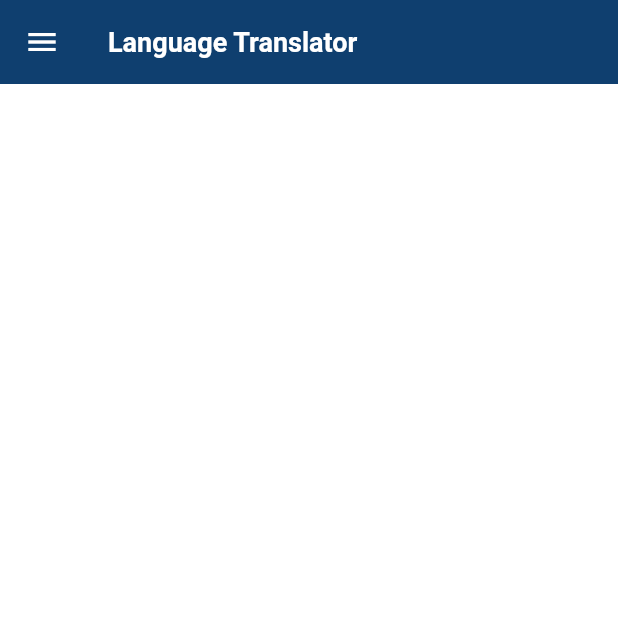
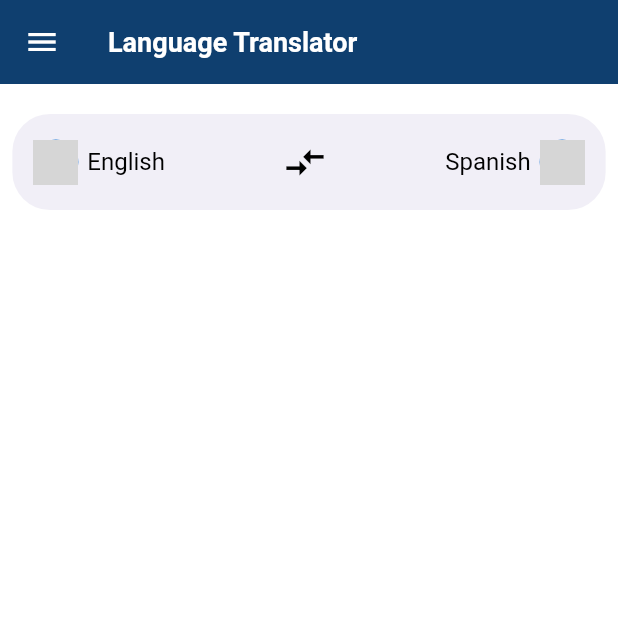
Before and after one commit to MohmaedSobhy/Translate-App, a Flutter app: the screen it shows after launch, on a phone screen of 412 x 824 dp, the top half of it. Run offline on Flutter 3.47's test engine with Material 3 defaults, Android fonts, the phone set to English and light mode, and no system bars; grey boxes are pictures that could not be loaded.

Commit message:
add button view to home screen

```diff
--- a/lib/feature/home/presentation/screens/home_screen.dart
+++ b/lib/feature/home/presentation/screens/home_screen.dart
@@ -1,5 +1,6 @@
 import 'package:flutter/material.dart';
 import 'package:translate_app/core/utils/app_string.dart';
+import 'package:translate_app/feature/home/presentation/views/button_animation_view.dart';
 
 class HomeScreen extends StatelessWidget {
   const HomeScreen({super.key});
@@ -14,6 +15,19 @@ class HomeScreen extends StatelessWidget {
           icon: const Icon(Icons.menu),
         ),
       ),
+      body: Padding(
+        padding: EdgeInsets.symmetric(
+          horizontal: MediaQuery.sizeOf(context).width * 0.02,
+        ),
+        child: const Column(
+          children: [
+            SizedBox(
+              height: 20,
+            ),
+            ButtonView(),
+          ],
+        ),
+      ),
     );
   }
 }
```
